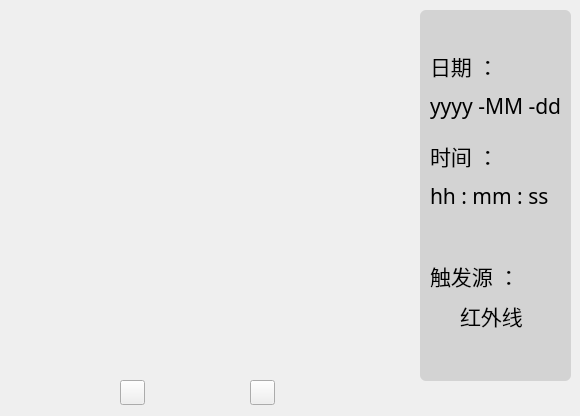
The window that ZooFence_Pi/page8.ui (Isabella98Liu/ZooFence_RaspberryPi) describes before a commit, drawn with Qt 5.
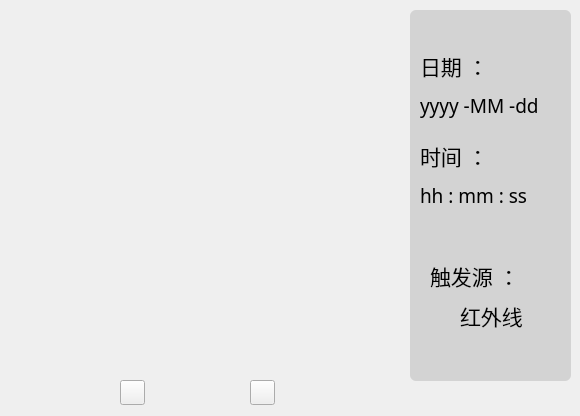
The same window after the commit. Icons and pictures are not drawn.

```diff
--- a/ZooFence_Pi/page8.ui
+++ b/ZooFence_Pi/page8.ui
@@ -37,9 +37,9 @@
   <widget class="QLabel" name="label_3">
    <property name="geometry">
     <rect>
-     <x>420</x>
+     <x>410</x>
      <y>10</y>
-     <width>151</width>
+     <width>161</width>
      <height>371</height>
     </rect>
    </property>
@@ -57,7 +57,7 @@
   <widget class="QLabel" name="label_4">
    <property name="geometry">
     <rect>
-     <x>430</x>
+     <x>420</x>
      <y>50</y>
      <width>81</width>
      <height>31</height>
@@ -76,16 +76,16 @@
   <widget class="QLabel" name="label_5">
    <property name="geometry">
     <rect>
-     <x>430</x>
+     <x>420</x>
      <y>90</y>
-     <width>131</width>
+     <width>141</width>
      <height>31</height>
     </rect>
    </property>
    <property name="font">
     <font>
      <family>黑体</family>
-     <pointsize>16</pointsize>
+     <pointsize>14</pointsize>
     </font>
    </property>
    <property name="text">
@@ -95,7 +95,7 @@
   <widget class="QLabel" name="label_6">
    <property name="geometry">
     <rect>
-     <x>430</x>
+     <x>420</x>
      <y>140</y>
      <width>81</width>
      <height>31</height>
@@ -114,16 +114,16 @@
   <widget class="QLabel" name="label_7">
    <property name="geometry">
     <rect>
-     <x>430</x>
+     <x>420</x>
      <y>180</y>
-     <width>131</width>
+     <width>141</width>
      <height>31</height>
     </rect>
    </property>
    <property name="font">
     <font>
      <family>黑体</family>
-     <pointsize>16</pointsize>
+     <pointsize>14</pointsize>
     </font>
    </property>
    <property name="text">
```
